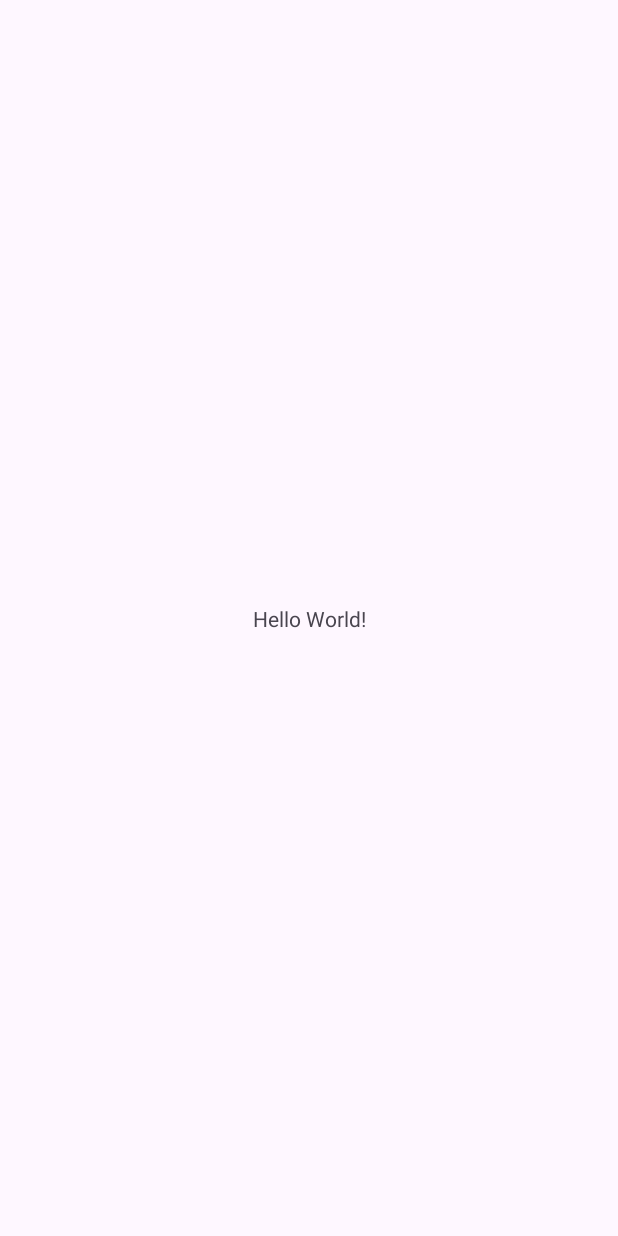
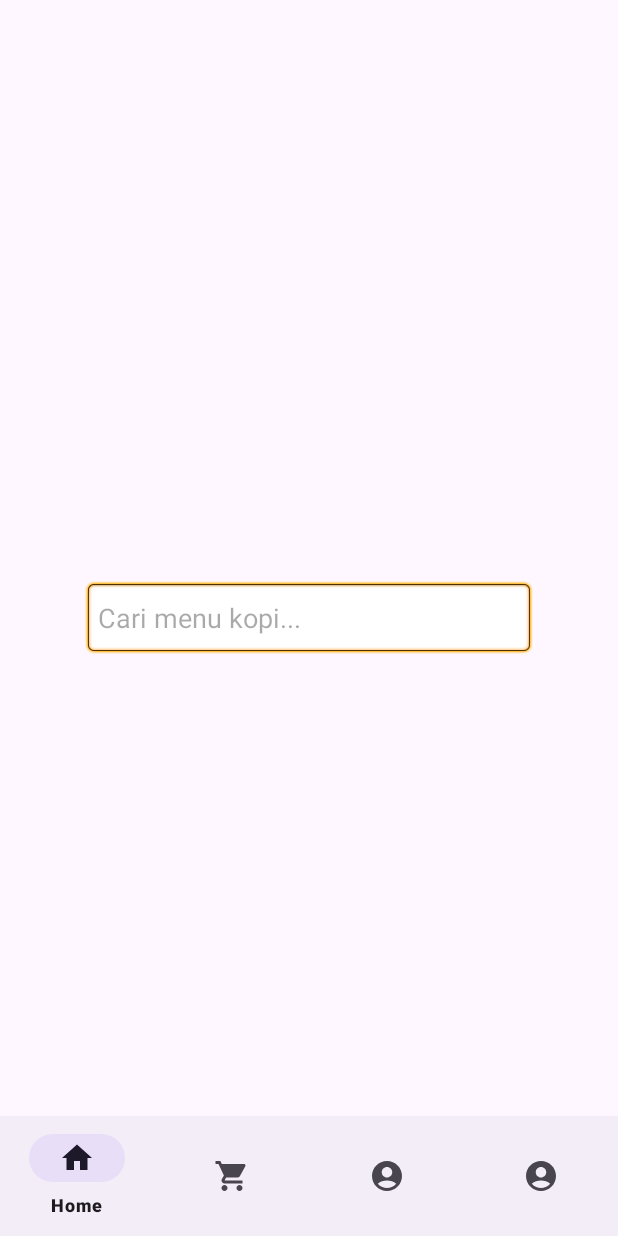
Before and after one commit to shavellegau/map_umkm, an Android app: the screen it shows after launch (MainActivity), on a phone screen of 412 x 824 dp. Before the commit the screen is almost empty. Run offline under Robolectric (Android 15) with nearby library versions, the phone set to English and light mode, and no system bars; our stand-ins replace navigation-ui.

Commit message:
bottom navbar

```diff
--- a/app/build.gradle.kts
+++ b/app/build.gradle.kts
@@ -42,7 +42,10 @@ dependencies {
     implementation(libs.material)
     implementation(libs.androidx.activity)
     implementation(libs.androidx.constraintlayout)
+    implementation(libs.androidx.navigation.fragment.ktx)
+    implementation(libs.androidx.navigation.ui.ktx)
     testImplementation(libs.junit)
     androidTestImplementation(libs.androidx.junit)
     androidTestImplementation(libs.androidx.espresso.core)
+    implementation("androidx.navigation:navigation-ui-ktx:2.5.3")
 }
--- /dev/null
+++ b/app/src/main/java/com/example/map_umkm/HomeFragment.kt
@@ -0,0 +1,17 @@
+package com.example.map_umkm
+
+import android.os.Bundle
+import android.view.LayoutInflater
+import android.view.View
+import android.view.ViewGroup
+import androidx.fragment.app.Fragment
+import com.example.map_umkm.R
+
+class HomeFragment : Fragment() {
+    override fun onCreateView(
+        inflater: LayoutInflater, container: ViewGroup?,
+        savedInstanceState: Bundle?
+    ): View? {
+        return inflater.inflate(R.layout.fragment_home, container, false)
+    }
+}
--- a/app/src/main/java/com/example/map_umkm/MainActivity.kt
+++ b/app/src/main/java/com/example/map_umkm/MainActivity.kt
@@ -1,20 +1,23 @@
 package com.example.map_umkm
 
 import android.os.Bundle
-import androidx.activity.enableEdgeToEdge
 import androidx.appcompat.app.AppCompatActivity
-import androidx.core.view.ViewCompat
-import androidx.core.view.WindowInsetsCompat
+import androidx.navigation.fragment.NavHostFragment
+import androidx.navigation.ui.setupWithNavController
+import com.google.android.material.bottomnavigation.BottomNavigationView
 
 class MainActivity : AppCompatActivity() {
     override fun onCreate(savedInstanceState: Bundle?) {
         super.onCreate(savedInstanceState)
-        enableEdgeToEdge()
         setContentView(R.layout.activity_main)
-        ViewCompat.setOnApplyWindowInsetsListener(findViewById(R.id.main)) { v, insets ->
-            val systemBars = insets.getInsets(WindowInsetsCompat.Type.systemBars())
-            v.setPadding(systemBars.left, systemBars.top, systemBars.right, systemBars.bottom)
-            insets
-        }
+
+        // Ambil NavHostFragment dari layout
+        val navHostFragment =
+            supportFragmentManager.findFragmentById(R.id.nav_host_fragment) as NavHostFragment
+        val navController = navHostFragment.navController
+
+        // Hubungkan BottomNavigationView dengan NavController
+        val bottomNavView = findViewById<BottomNavigationView>(R.id.bottom_nav)
+        bottomNavView.setupWithNavController(navController)
     }
 }
--- /dev/null
+++ b/app/src/main/res/drawable/cart.xml
@@ -0,0 +1,5 @@
+<vector xmlns:android="http://schemas.android.com/apk/res/android" android:height="24dp" android:tint="#000000" android:viewportHeight="24" android:viewportWidth="24" android:width="24dp">
+
+    <path android:fillColor="@android:color/white" android:pathData="M7,18c-1.1,0 -1.99,0.9 -1.99,2S5.9,22 7,22s2,-0.9 2,-2 -0.9,-2 -2,-2zM1,2v2h2l3.6,7.59 -1.35,2.45c-0.16,0.28 -0.25,0.61 -0.25,0.96 0,1.1 0.9,2 2,2h12v-2L7.42,15c-0.14,0 -0.25,-0.11 -0.25,-0.25l0.03,-0.12 0.9,-1.63h7.45c0.75,0 1.41,-0.41 1.75,-1.03l3.58,-6.49c0.08,-0.14 0.12,-0.31 0.12,-0.48 0,-0.55 -0.45,-1 -1,-1L5.21,4l-0.94,-2L1,2zM17,18c-1.1,0 -1.99,0.9 -1.99,2s0.89,2 1.99,2 2,-0.9 2,-2 -0.9,-2 -2,-2z"/>
+
+</vector>
--- /dev/null
+++ b/app/src/main/res/drawable/home.xml
@@ -0,0 +1,5 @@
+<vector xmlns:android="http://schemas.android.com/apk/res/android" android:height="24dp" android:tint="#000000" android:viewportHeight="24" android:viewportWidth="24" android:width="24dp">
+
+    <path android:fillColor="@android:color/white" android:pathData="M10,20v-6h4v6h5v-8h3L12,3 2,12h3v8z"/>
+
+</vector>
--- /dev/null
+++ b/app/src/main/res/drawable/profile.xml
@@ -0,0 +1,5 @@
+<vector xmlns:android="http://schemas.android.com/apk/res/android" android:height="24dp" android:tint="#000000" android:viewportHeight="24" android:viewportWidth="24" android:width="24dp">
+
+    <path android:fillColor="@android:color/white" android:pathData="M12,2C6.48,2 2,6.48 2,12s4.48,10 10,10s10,-4.48 10,-10S17.52,2 12,2zM12,6c1.93,0 3.5,1.57 3.5,3.5S13.93,13 12,13s-3.5,-1.57 -3.5,-3.5S10.07,6 12,6zM12,20c-2.03,0 -4.43,-0.82 -6.14,-2.88C7.55,15.8 9.68,15 12,15s4.45,0.8 6.14,2.12C16.43,19.18 14.03,20 12,20z"/>
+
+</vector>
--- a/app/src/main/res/layout/activity_main.xml
+++ b/app/src/main/res/layout/activity_main.xml
@@ -1,19 +1,24 @@
 <?xml version="1.0" encoding="utf-8"?>
-<androidx.constraintlayout.widget.ConstraintLayout xmlns:android="http://schemas.android.com/apk/res/android"
+<androidx.coordinatorlayout.widget.CoordinatorLayout xmlns:android="http://schemas.android.com/apk/res/android"
     xmlns:app="http://schemas.android.com/apk/res-auto"
-    xmlns:tools="http://schemas.android.com/tools"
-    android:id="@+id/main"
     android:layout_width="match_parent"
-    android:layout_height="match_parent"
-    tools:context=".MainActivity">
+    android:layout_height="match_parent">
 
-    <TextView
-        android:layout_width="wrap_content"
+    <!-- Fragment container untuk Navigation Component -->
+    <androidx.fragment.app.FragmentContainerView
+        android:id="@+id/nav_host_fragment"
+        android:name="androidx.navigation.fragment.NavHostFragment"
+        android:layout_width="match_parent"
+        android:layout_height="match_parent"
+        app:defaultNavHost="true"
+        app:navGraph="@navigation/nav_graph" />
+
+    <!-- Bottom Navigation -->
+    <com.google.android.material.bottomnavigation.BottomNavigationView
+        android:id="@+id/bottom_nav"
+        android:layout_width="match_parent"
         android:layout_height="wrap_content"
-        android:text="Hello World!"
-        app:layout_constraintBottom_toBottomOf="parent"
-        app:layout_constraintEnd_toEndOf="parent"
-        app:layout_constraintStart_toStartOf="parent"
-        app:layout_constraintTop_toTopOf="parent" />
+        android:layout_gravity="bottom"
+        app:menu="@menu/bottom_nav_menu" />
 
-</androidx.constraintlayout.widget.ConstraintLayout>
+</androidx.coordinatorlayout.widget.CoordinatorLayout>
--- /dev/null
+++ b/app/src/main/res/layout/fragment_home.xml
@@ -0,0 +1,15 @@
+<?xml version="1.0" encoding="utf-8"?>
+<LinearLayout xmlns:android="http://schemas.android.com/apk/res/android"
+    android:orientation="vertical"
+    android:gravity="center"
+    android:layout_width="match_parent"
+    android:layout_height="match_parent">
+
+    <!-- Contoh tombol/search bar -->
+    <EditText
+        android:id="@+id/search_bar"
+        android:layout_width="300dp"
+        android:layout_height="50dp"
+        android:hint="Cari menu kopi..."
+        android:background="@android:drawable/editbox_background" />
+</LinearLayout>
--- /dev/null
+++ b/app/src/main/res/menu/bottom_nav_menu.xml
@@ -0,0 +1,27 @@
+<menu xmlns:android="http://schemas.android.com/apk/res/android">
+
+    <!-- Home icon -->
+    <item
+        android:id="@+id/nav_home"
+        android:icon="@drawable/home"
+        android:title="Home" />
+
+    <!-- Cart icon -->
+    <item
+        android:id="@+id/nav_cart"
+        android:icon="@drawable/cart"
+        android:title="Cart" />
+
+    <!-- Orders icon -->
+    <item
+        android:id="@+id/nav_orders"
+        android:icon="@drawable/profile"
+        android:title="Orders" />
+
+    <!-- Profile icon -->
+    <item
+        android:id="@+id/nav_profile"
+        android:icon="@drawable/profile"
+        android:title="Profile" />
+
+</menu>
--- /dev/null
+++ b/app/src/main/res/navigation/nav_graph.xml
@@ -0,0 +1,26 @@
+<?xml version="1.0" encoding="utf-8"?>
+<navigation xmlns:android="http://schemas.android.com/apk/res/android"
+    xmlns:app="http://schemas.android.com/apk/res-auto"
+    android:id="@+id/nav_graph"
+    app:startDestination="@id/nav_home">
+
+    <fragment
+        android:id="@+id/nav_home"
+        android:name="com.example.map_umkm.HomeFragment"
+        android:label="Home" />
+
+    <fragment
+        android:id="@+id/nav_cart"
+        android:name="com.example.map_umkm.CartFragment"
+        android:label="Cart" />
+
+    <fragment
+        android:id="@+id/nav_orders"
+        android:name="com.example.map_umkm.OrdersFragment"
+        android:label="Orders" />
+
+    <fragment
+        android:id="@+id/nav_profile"
+        android:name="com.example.map_umkm.ProfileFragment"
+        android:label="Profile" />
+</navigation>
--- a/app/src/main/res/values/strings.xml
+++ b/app/src/main/res/values/strings.xml
@@ -1,3 +1,5 @@
 <resources>
     <string name="app_name">map_umkm</string>
+    <!-- TODO: Remove or change this placeholder text -->
+    <string name="hello_blank_fragment">Hello blank fragment</string>
 </resources>
--- a/gradle/libs.versions.toml
+++ b/gradle/libs.versions.toml
@@ -9,6 +9,8 @@ appcompat = "1.7.1"
 material = "1.13.0"
 activity = "1.11.0"
 constraintlayout = "2.2.1"
+navigationFragmentKtx = "2.9.4"
+navigationUiKtx = "2.9.4"
 
 [libraries]
 androidx-core-ktx = { group = "androidx.core", name = "core-ktx", version.ref = "coreKtx" }
@@ -19,6 +21,8 @@ androidx-appcompat = { group = "androidx.appcompat", name = "appcompat", version
 material = { group = "com.google.android.material", name = "material", version.ref = "material" }
 androidx-activity = { group = "androidx.activity", name = "activity", version.ref = "activity" }
 androidx-constraintlayout = { group = "androidx.constraintlayout", name = "constraintlayout", version.ref = "constraintlayout" }
+androidx-navigation-fragment-ktx = { group = "androidx.navigation", name = "navigation-fragment-ktx", version.ref = "navigationFragmentKtx" }
+androidx-navigation-ui-ktx = { group = "androidx.navigation", name = "navigation-ui-ktx", version.ref = "navigationUiKtx" }
 
 [plugins]
 android-application = { id = "com.android.application", version.ref = "agp" }
```
Also changed, not shown: app/src/main/java/com/example/map_umkm/CartFragment.kt (added, +17 -0 lines), app/src/main/java/com/example/map_umkm/OrdersFragment.kt (added, +17 -0 lines), app/src/main/java/com/example/map_umkm/ProfileFragment.kt (added, +17 -0 lines), app/src/main/res/layout/fragment_cart.xml (added, +13 -0 lines), app/src/main/res/layout/fragment_orders.xml (added, +12 -0 lines), app/src/main/res/layout/fragment_profile.xml (added, +12 -0 lines), app/src/main/res/menu/top_app_bar_menu.xml (added, +8 -0 lines).
